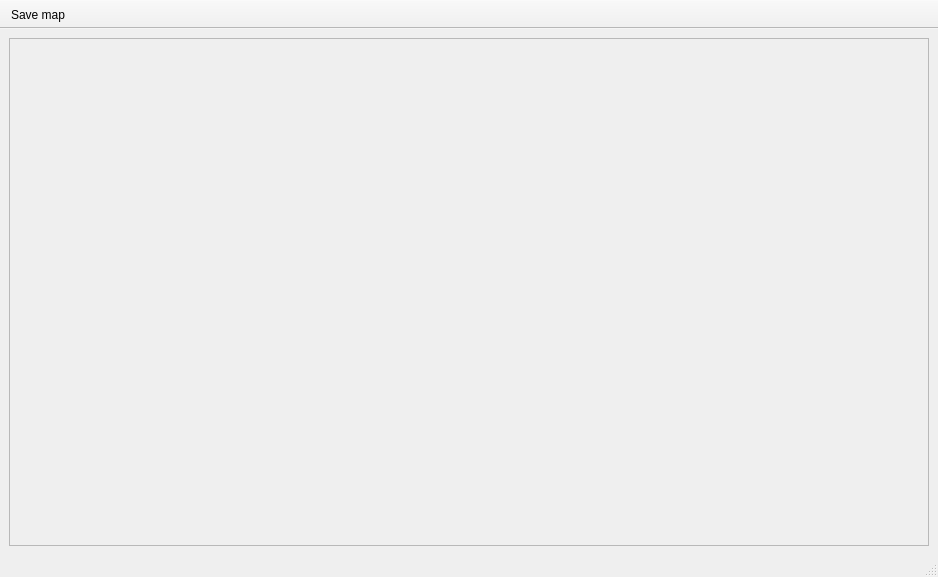
This is src/GridCal/Gui/GIS/gui.ui in SanPen/GridCal as Qt 5 draws it before an edit. The edited form follows.
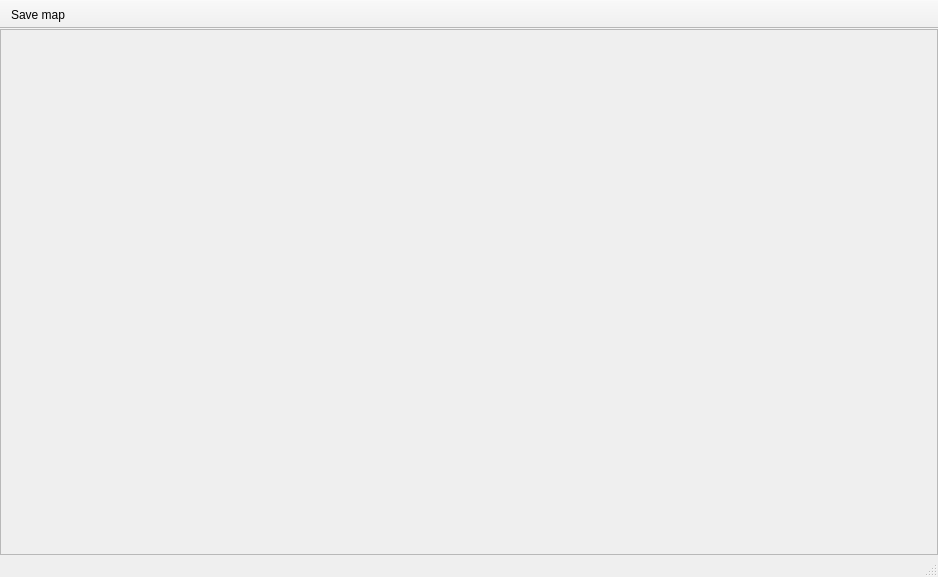
This is the edited form. Icons and pictures are not drawn.

```diff
--- a/src/GridCal/Gui/GIS/gui.ui
+++ b/src/GridCal/Gui/GIS/gui.ui
@@ -19,6 +19,18 @@
   </property>
   <widget class="QWidget" name="centralwidget">
    <layout class="QVBoxLayout" name="verticalLayout">
+    <property name="leftMargin">
+     <number>0</number>
+    </property>
+    <property name="topMargin">
+     <number>0</number>
+    </property>
+    <property name="rightMargin">
+     <number>0</number>
+    </property>
+    <property name="bottomMargin">
+     <number>0</number>
+    </property>
     <item>
      <widget class="QFrame" name="webFrame">
       <property name="frameShape">
```
Left out of the diff: 2 changed lines with no effect on the pictures.
